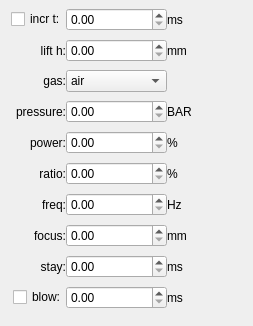
The window that craftparam.ui (leileiyang/cutter) describes before a commit, drawn with Qt 5.
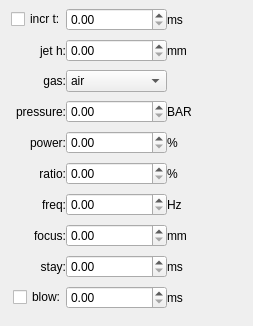
The same window after the commit.

```diff
--- a/craftparam.ui
+++ b/craftparam.ui
@@ -112,7 +112,7 @@
      <item row="1" column="0">
       <widget class="QLabel" name="label">
        <property name="text">
-        <string>lift h:</string>
+        <string>jet h:</string>
        </property>
        <property name="alignment">
         <set>Qt::AlignRight|Qt::AlignTrailing|Qt::AlignVCenter</set>
```
